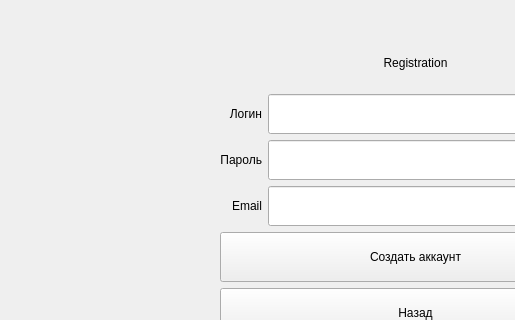
This is client/registration.ui in Twelve-cloud/coursework2 as Qt 5 draws it before an edit; both pictures show x 0 to 515 and y 93 to 413 of the 800 by 600 pixel window. The edited form follows.
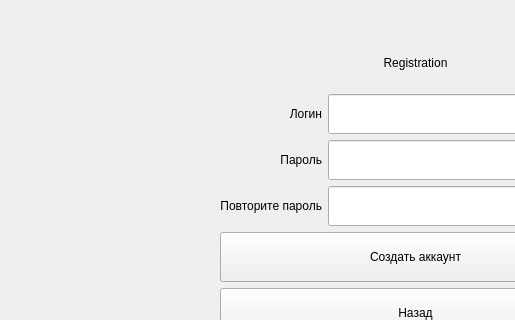
This is the edited form.

```diff
--- a/client/registration.ui
+++ b/client/registration.ui
@@ -26,7 +26,7 @@
     <item row="3" column="0">
      <widget class="QLabel" name="emailLabel">
       <property name="text">
-       <string>Email</string>
+       <string>Повторите пароль</string>
       </property>
       <property name="alignment">
        <set>Qt::AlignRight|Qt::AlignTrailing|Qt::AlignVCenter</set>
```
Left out of the diff: 4 changed lines with no effect on the pictures.
